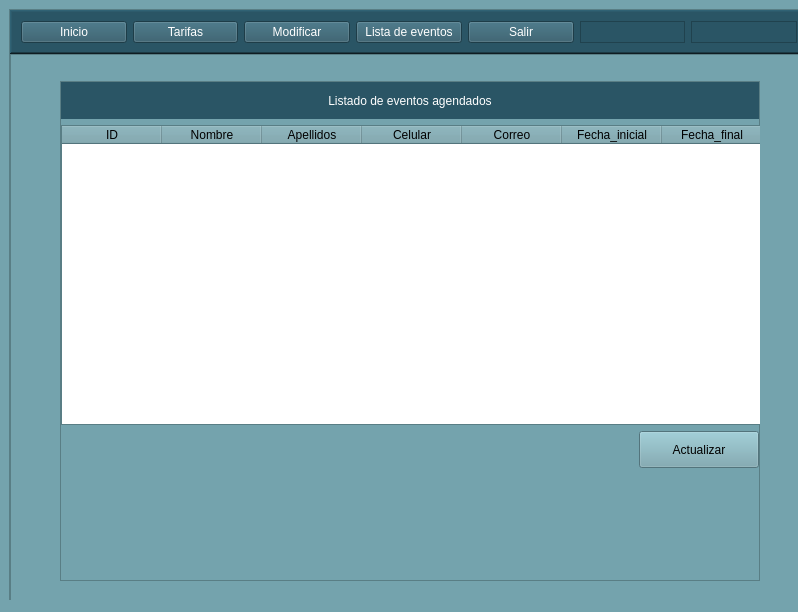
First picture: the form in Interfaz.ui, repository JulianVillad/GestorReservas, before the edit.
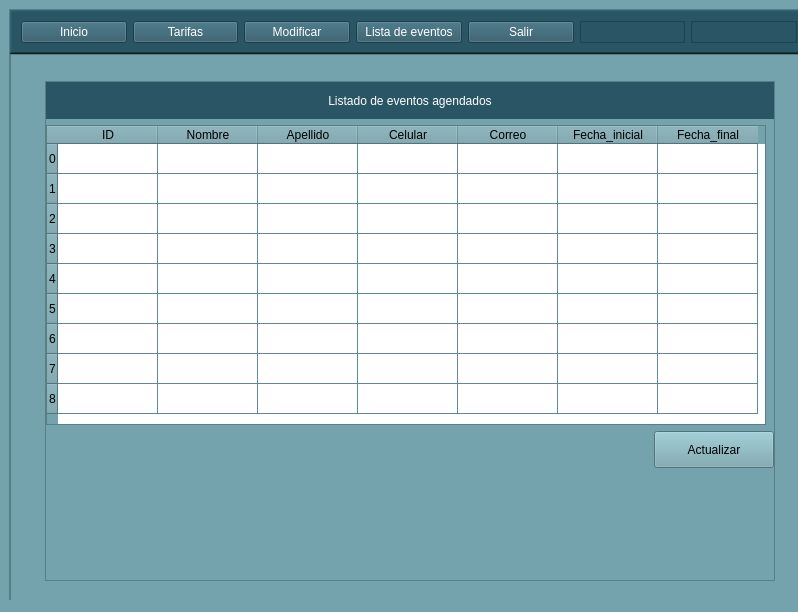
Second picture: the form after the edit.

Patch:
```diff
--- a/Interfaz.ui
+++ b/Interfaz.ui
@@ -1546,13 +1546,13 @@
              <widget class="QFrame" name="frame_8">
               <property name="minimumSize">
                <size>
-                <width>700</width>
+                <width>730</width>
                 <height>450</height>
                </size>
               </property>
               <property name="maximumSize">
                <size>
-                <width>600</width>
+                <width>730</width>
                 <height>500</height>
                </size>
               </property>
@@ -1609,6 +1609,51 @@
                    <height>400</height>
                   </size>
                  </property>
+                 <row>
+                  <property name="text">
+                   <string>0</string>
+                  </property>
+                 </row>
+                 <row>
+                  <property name="text">
+                   <string>1</string>
+                  </property>
+                 </row>
+                 <row>
+                  <property name="text">
+                   <string>2</string>
+                  </property>
+                 </row>
+                 <row>
+                  <property name="text">
+                   <string>3</string>
+                  </property>
+                 </row>
+                 <row>
+                  <property name="text">
+                   <string>4</string>
+                  </property>
+                 </row>
+                 <row>
+                  <property name="text">
+                   <string>5</string>
+                  </property>
+                 </row>
+                 <row>
+                  <property name="text">
+                   <string>6</string>
+                  </property>
+                 </row>
+                 <row>
+                  <property name="text">
+                   <string>7</string>
+                  </property>
+                 </row>
+                 <row>
+                  <property name="text">
+                   <string>8</string>
+                  </property>
+                 </row>
                  <column>
                   <property name="text">
                    <string>ID</string>
@@ -1621,7 +1666,7 @@
                  </column>
                  <column>
                   <property name="text">
-                   <string>Apellidos</string>
+                   <string>Apellido</string>
                   </property>
                  </column>
                  <column>
```
Left out of the diff: 41 changed lines with no effect on the pictures.
